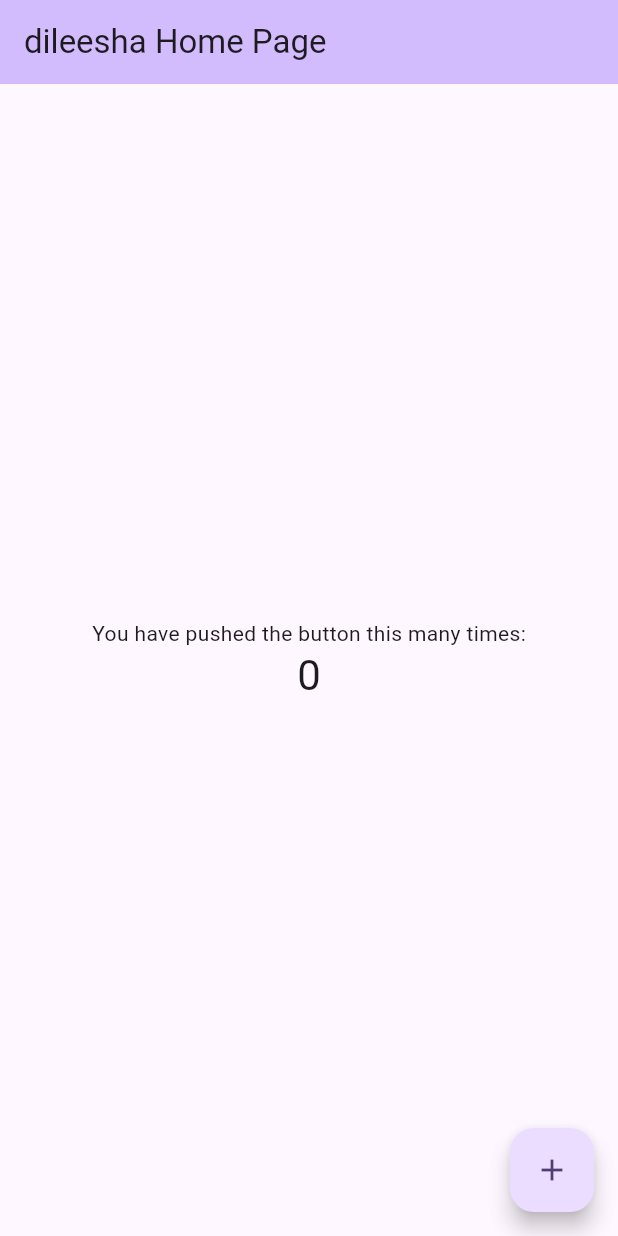
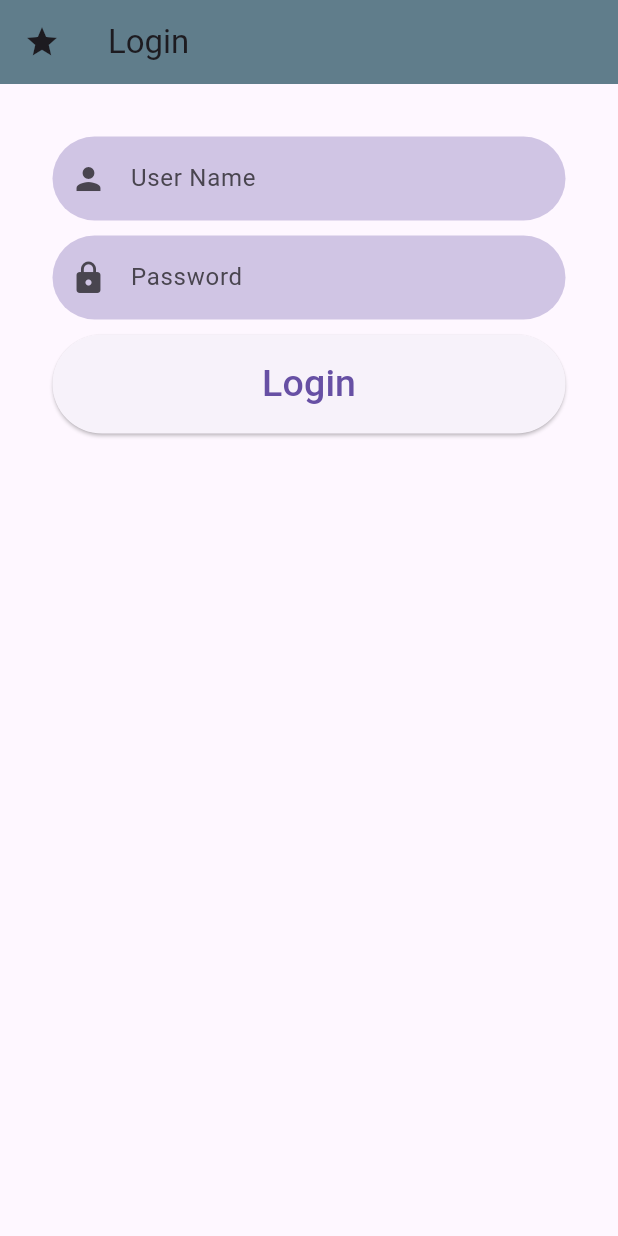
Before and after one commit to Dileesha-Lakshan07/capston_practice, a Flutter app: the screen it shows after launch, on a phone screen of 412 x 824 dp. Run offline on Flutter 3.47's test engine with Material 3 defaults, Android fonts, the phone set to English and light mode, and no system bars.

Commit message:
create a flutter login page

```diff
--- a/dileesha/test_project_01/lib/main.dart
+++ b/dileesha/test_project_01/lib/main.dart
@@ -5,48 +5,20 @@
 }
 
 class MyApp extends StatelessWidget {
-  const MyApp({super.key});
+  const MyApp({Key? key}) : super(key: key);
 
-  // This widget is the root of your application.
   @override
   Widget build(BuildContext context) {
-    return MaterialApp(
-      title: 'Flutter Demo',
-      theme: ThemeData(
-        // This is the theme of your application.
-        //
-        // TRY THIS: Try running your application with "flutter run". You'll see
-        // the application has a purple toolbar. Then, without quitting the app,
-        // try changing the seedColor in the colorScheme below to Colors.green
-        // and then invoke "hot reload" (save your changes or press the "hot
-        // reload" button in a Flutter-supported IDE, or press "r" if you used
-        // the command line to start the app).
-        //
-        // Notice that the counter didn't reset back to zero; the application
-        // state is not lost during the reload. To reset the state, use hot
-        // restart instead.
-        //
-        // This works for code too, not just values: Most code changes can be
-        // tested with just a hot reload.
-        colorScheme: ColorScheme.fromSeed(seedColor: Colors.deepPurple),
-        useMaterial3: true,
-      ),
-      home: const MyHomePage(title: 'dileesha Home Page'),
+    return const MaterialApp(
+      title: 'login page',
+      color: Colors.cyan,
+      home: MyHomePage(title:"" ,),
     );
   }
 }
 
 class MyHomePage extends StatefulWidget {
-  const MyHomePage({super.key, required this.title});
-
-  // This widget is the home page of your application. It is stateful, meaning
-  // that it has a State object (defined below) that contains fields that affect
-  // how it looks.
-
-  // This class is the configuration for the state. It holds the values (in this
-  // case the title) provided by the parent (in this case the App widget) and
-  // used by the build method of the State. Fields in a Widget subclass are
-  // always marked "final".
+  const MyHomePage({Key? key, required this.title}) : super(key: key);
 
   final String title;
 
@@ -55,71 +27,67 @@
 }
 
 class _MyHomePageState extends State<MyHomePage> {
-  int _counter = 0;
-
-  void _incrementCounter() {
-    setState(() {
-      // This call to setState tells the Flutter framework that something has
-      // changed in this State, which causes it to rerun the build method below
-      // so that the display can reflect the updated values. If we changed
-      // _counter without calling setState(), then the build method would not be
-      // called again, and so nothing would appear to happen.
-      _counter++;
-    });
+  Widget inputField(BuildContext context) {
+    return Column(
+      crossAxisAlignment: CrossAxisAlignment.stretch,
+      children: [
+        TextField(
+          decoration: InputDecoration(
+            hintText: "User Name",
+            border: OutlineInputBorder(
+              borderRadius: BorderRadius.circular(30),
+              borderSide: BorderSide.none,
+            ),
+            fillColor: Theme.of(context).primaryColor.withOpacity(0.3),
+            filled: true,
+            prefixIcon: const Icon(Icons.person),
+          ),
+        ),
+        const SizedBox(height: 10),
+        TextField(
+          decoration: InputDecoration(
+            hintText: "Password",
+            border: OutlineInputBorder(
+              borderRadius: BorderRadius.circular(30),
+              borderSide: BorderSide.none,
+            ),
+            fillColor: Theme.of(context).primaryColor.withOpacity(0.3),
+            filled: true,
+            prefixIcon: const Icon(Icons.lock),
+          ),
+          obscureText: true,
+        ),
+        const SizedBox(height: 10),
+        ElevatedButton(
+          onPressed: () {},
+          style: ElevatedButton.styleFrom(
+            shape:StadiumBorder(),
+            padding: const EdgeInsets.symmetric(vertical: 15),
+          ),
+          child: const Text(
+            "Login",
+            style: TextStyle(fontSize: 25),
+          ),
+        ),
+      ],
+    );
   }
 
   @override
   Widget build(BuildContext context) {
-    // This method is rerun every time setState is called, for instance as done
-    // by the _incrementCounter method above.
-    //
-    // The Flutter framework has been optimized to make rerunning build methods
-    // fast, so that you can just rebuild anything that needs updating rather
-    // than having to individually change instances of widgets.
-    return Scaffold(
+    return SafeArea(child: Scaffold(
       appBar: AppBar(
-        // TRY THIS: Try changing the color here to a specific color (to
-        // Colors.amber, perhaps?) and trigger a hot reload to see the AppBar
-        // change color while the other colors stay the same.
-        backgroundColor: Theme.of(context).colorScheme.inversePrimary,
-        // Here we take the value from the MyHomePage object that was created by
-        // the App.build method, and use it to set our appbar title.
-        title: Text(widget.title),
-      ),
-      body: Center(
-        // Center is a layout widget. It takes a single child and positions it
-        // in the middle of the parent.
-        child: Column(
-          // Column is also a layout widget. It takes a list of children and
-          // arranges them vertically. By default, it sizes itself to fit its
-          // children horizontally, and tries to be as tall as its parent.
-          //
-          // Column has various properties to control how it sizes itself and
-          // how it positions its children. Here we use mainAxisAlignment to
-          // center the children vertically; the main axis here is the vertical
-          // axis because Columns are vertical (the cross axis would be
-          // horizontal).
-          //
-          // TRY THIS: Invoke "debug painting" (choose the "Toggle Debug Paint"
-          // action in the IDE, or press "p" in the console), to see the
-          // wireframe for each widget.
-          mainAxisAlignment: MainAxisAlignment.center,
-          children: <Widget>[
-            const Text(
-              'You have pushed the button this many times:',
-            ),
-            Text(
-              '$_counter',
-              style: Theme.of(context).textTheme.headlineMedium,
-            ),
-          ],
+        title: Text("Login"),
+        backgroundColor: Colors.blueGrey,
+        leading: IconButton(icon: Icon(Icons.star),
+          onPressed: () {},
         ),
       ),
-      floatingActionButton: FloatingActionButton(
-        onPressed: _incrementCounter,
-        tooltip: 'Increment',
-        child: const Icon(Icons.add),
-      ), // This trailing comma makes auto-formatting nicer for build methods.
+      body: Padding(
+        padding: const EdgeInsets.all(35),
+        child: inputField(context),
+      ),
+    )
     );
   }
 }
```
Also changed, not shown: 1 other file.
